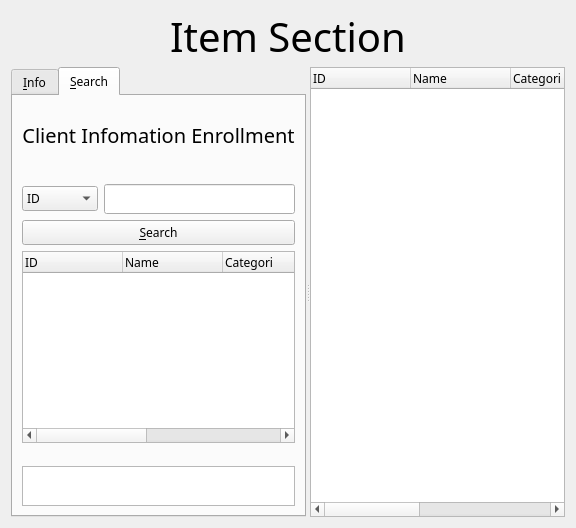
The window that B2B_CSAPP/itemmanager.ui (lee-jonggu/2ndProject) describes before a commit, drawn with Qt 5.
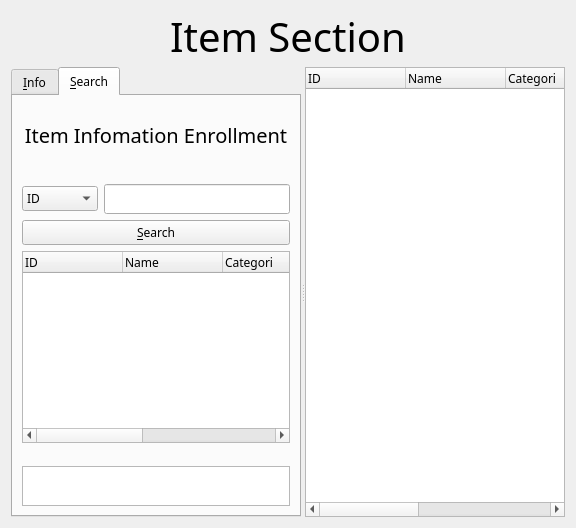
The same window after the commit. The open tabs and pages were chosen to show the change.

Diff of the .ui file:
```diff
--- a/B2B_CSAPP/itemmanager.ui
+++ b/B2B_CSAPP/itemmanager.ui
@@ -433,7 +433,7 @@
                </font>
               </property>
               <property name="text">
-               <string>Client Infomation Enrollment</string>
+               <string>Item Infomation Enrollment</string>
               </property>
               <property name="alignment">
                <set>Qt::AlignCenter</set>
```
